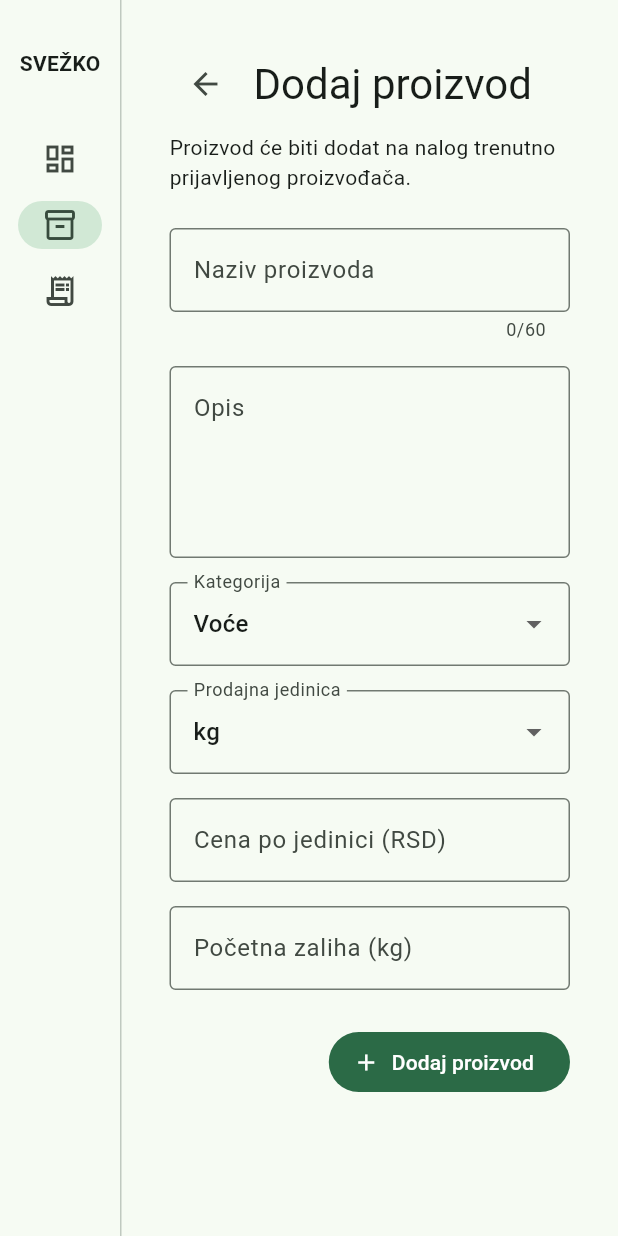
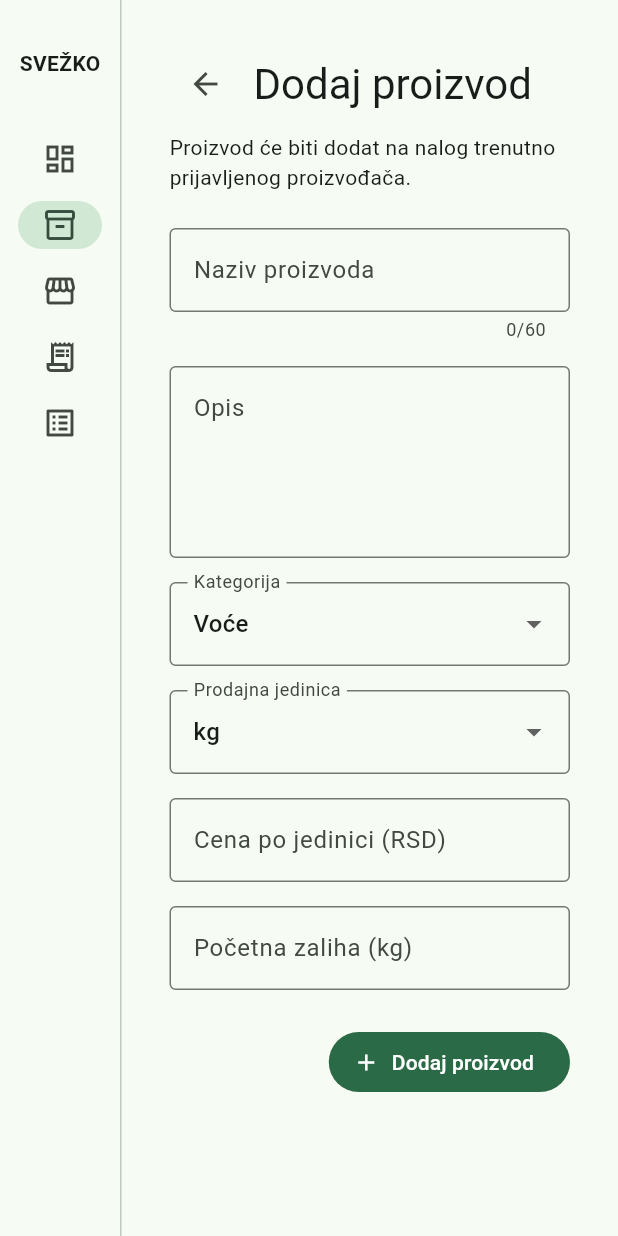
Before and after one commit to Razvoj-multiplatformskih-aplikacija-26/tim-16, a Flutter app: the AddProductScreen screen opened by its route, after a tap on the "arrow back" icon, after a tap on "Dodaj proizvod", on a phone screen of 412 x 824 dp. Run offline on Flutter 3.47's test engine with Material 3 defaults, Android fonts, the phone set to English and light mode, and no system bars; our stand-ins replace bloc, equatable, flutter_bloc, go_router; network calls fail.

Commit message:
finishing backoffice

```diff
--- a/apps/backoffice/lib/router.dart
+++ b/apps/backoffice/lib/router.dart
@@ -18,6 +18,11 @@ final backofficeRouter = GoRouter(
         builder: (_, _) => const DashboardScreen(),
         ),
         GoRoute(
+          path: '/my-products',
+          name: 'my-products',
+          builder: (_, _) => const ProductsScreen(mineOnly: true),
+        ),
+        GoRoute(
           path: '/products',
           name: 'products',
         builder: (_, _) => const ProductsScreen(),
@@ -28,6 +33,11 @@ final backofficeRouter = GoRouter(
           builder: (_, _) => const AddProductScreen(),
         ),
         GoRoute(
+          path: '/my-orders',
+          name: 'my-orders',
+          builder: (_, _) => const OrdersScreen(mineOnly: true),
+        ),
+        GoRoute(
           path: '/orders',
           name: 'orders',
         builder: (_, _) => const OrdersScreen(),
--- a/apps/backoffice/lib/screens/add_product_screen.dart
+++ b/apps/backoffice/lib/screens/add_product_screen.dart
@@ -39,7 +39,7 @@ class _AddProductScreenState extends State<AddProductScreen> {
           ScaffoldMessenger.of(context).showSnackBar(
             const SnackBar(content: Text('Proizvod je dodat u ponudu.')),
           );
-          context.go('/products');
+          context.go('/my-products');
         case RuleViolated(:final error):
           ScaffoldMessenger.of(context).showSnackBar(
             SnackBar(content: Text(_domainMessage(error))),
@@ -62,7 +62,7 @@ class _AddProductScreenState extends State<AddProductScreen> {
             key: _formKey,
             child: ListView(children: [
               Row(children: [
-                IconButton(tooltip: 'Nazad na proizvode', onPressed: () => context.go('/products'), icon: const Icon(Icons.arrow_back)),
+                IconButton(tooltip: 'Nazad na proizvode', onPressed: () => context.go('/my-products'), icon: const Icon(Icons.arrow_back)),
                 const SizedBox(width: 8),
                 Text('Dodaj proizvod', style: Theme.of(context).textTheme.headlineMedium),
               ]),
--- a/apps/backoffice/lib/screens/products_screen.dart
+++ b/apps/backoffice/lib/screens/products_screen.dart
@@ -7,22 +7,35 @@ import 'package:go_router/go_router.dart';
 import '../widgets/shortcut.dart';
 
 class ProductsScreen extends StatelessWidget {
-  const ProductsScreen({super.key});
+  const ProductsScreen({this.mineOnly = false, super.key});
+  final bool mineOnly;
 
   @override
   Widget build(BuildContext context) => Padding(
     padding: const EdgeInsets.all(32),
     child: BlocBuilder<ShopBloc, ShopState>(builder: (context, state) {
       if (state is ShopLoading) return const Center(child: CircularProgressIndicator());
-      if (state is ShopError) return Center(child: Text(state.message));
+      if (state is ShopError) return Center(child: Column(
+        mainAxisSize: MainAxisSize.min,
+        children: [
+          Text(state.message),
+          const SizedBox(height: 12),
+          FilledButton.icon(
+            onPressed: () => context.read<ShopBloc>().add(const LoadShopDataEvent()),
+            icon: const Icon(Icons.refresh),
+            label: const Text('Pokušaj ponovo'),
+          ),
+        ],
+      ));
       if (state is! ShopLoaded) return const Center(child: Text('Nema proizvoda.'));
-      final products = state.products;
+      final userId = context.read<ShopBloc>().currentUser.id;
+      final products = state.products.where((p) => !mineOnly || p.producerId == userId).toList();
       return Column(crossAxisAlignment: CrossAxisAlignment.start, children: [
-        Text('Proizvodi', style: Theme.of(context).textTheme.headlineMedium),
+        Text(mineOnly ? 'Moji proizvodi' : 'Svi proizvodi', style: Theme.of(context).textTheme.headlineMedium),
         const SizedBox(height: 8),
         Row(children: [
           Expanded(child: Text('${products.length} proizvoda u ponudi')),
-          FilledButton.icon(
+          if (mineOnly) FilledButton.icon(
             onPressed: () => context.go('/products/new'),
             icon: const Icon(Icons.add),
             label: const Text('Dodaj proizvod'),
@@ -57,7 +70,7 @@ class ProductsScreen extends StatelessWidget {
                 DataCell(Text(_categoryName(products[i].category))),
                 DataCell(Text('${products[i].price.dinars} RSD / ${_unitName(products[i].unit)}')),
                 DataCell(Text('${products[i].stock.units} ${_unitName(products[i].unit)}')),
-                DataCell(IconButton(tooltip: 'Obriši proizvod', icon: const Icon(Icons.delete_outline), onPressed: () => _deleteProduct(context, products[i]))),
+                DataCell(mineOnly && products[i].producerId == userId ? IconButton(tooltip: 'Obriši proizvod', icon: const Icon(Icons.delete_outline), onPressed: () => _deleteProduct(context, products[i])) : const SizedBox.shrink()),
               ])],
           )),
         ))),
--- a/apps/backoffice/lib/widgets/backoffice_shell.dart
+++ b/apps/backoffice/lib/widgets/backoffice_shell.dart
@@ -3,47 +3,33 @@ import 'package:go_router/go_router.dart';
 
 class BackofficeShell extends StatelessWidget {
   const BackofficeShell({required this.child, super.key});
-
   final Widget child;
 
   static const _destinations = [
     (label: 'Pregled', path: '/', icon: Icons.dashboard_outlined),
-    (label: 'Proizvodi', path: '/products', icon: Icons.inventory_2_outlined),
-    (label: 'Porudžbine', path: '/orders', icon: Icons.receipt_long_outlined),
+    (label: 'Moji proizvodi', path: '/my-products', icon: Icons.inventory_2_outlined),
+    (label: 'Svi proizvodi', path: '/products', icon: Icons.storefront_outlined),
+    (label: 'Moje porudžbine', path: '/my-orders', icon: Icons.receipt_long_outlined),
+    (label: 'Sve porudžbine', path: '/orders', icon: Icons.list_alt_outlined),
   ];
 
   @override
   Widget build(BuildContext context) {
     final location = GoRouterState.of(context).uri.path;
-    final selected = _destinations.indexWhere((item) =>
-        item.path == location || (item.path == '/products' && location.startsWith('/products/')));
+    final selected = _destinations.indexWhere((item) => item.path == location ||
+        (item.path == '/my-products' && location.startsWith('/products/')));
     return Scaffold(
-      body: Row(
-        children: [
+      body: Row(children: [
         NavigationRail(
           extended: MediaQuery.sizeOf(context).width >= 900,
           selectedIndex: selected < 0 ? 0 : selected,
-            onDestinationSelected: (index) =>
-                context.go(_destinations[index].path),
-            leading: const Padding(
-              padding: EdgeInsets.symmetric(vertical: 24),
-              child: Text(
-                'SVEŽKO',
-                style: TextStyle(fontWeight: FontWeight.bold),
-              ),
-            ),
-            destinations: [
-              for (final item in _destinations)
-                NavigationRailDestination(
-                  icon: Icon(item.icon),
-                  label: Text(item.label),
-                ),
-            ],
+          onDestinationSelected: (index) => context.go(_destinations[index].path),
+          leading: const Padding(padding: EdgeInsets.symmetric(vertical: 24), child: Text('SVEŽKO', style: TextStyle(fontWeight: FontWeight.bold))),
+          destinations: [for (final item in _destinations) NavigationRailDestination(icon: Icon(item.icon), label: Text(item.label))],
         ),
         const VerticalDivider(width: 1),
         Expanded(child: child),
-        ],
-      ),
+      ]),
     );
   }
 }
--- a/apps/backoffice/lib/widgets/order_detail_panel.dart
+++ b/apps/backoffice/lib/widgets/order_detail_panel.dart
@@ -10,17 +10,19 @@ class OrderDetailPanel extends StatelessWidget {
     required this.order,
     required this.onChangeStatus,
     required this.onClose,
+    this.canEdit = true,
     super.key,
   });
 
   final Order order;
   final VoidCallback onChangeStatus;
   final VoidCallback onClose;
+  final bool canEdit;
 
   @override
   Widget build(BuildContext context) {
     final theme = Theme.of(context);
-    final canChange = nextStatuses(order.status).isNotEmpty;
+    final canChange = canEdit && nextStatuses(order.status).isNotEmpty;
 
     return Column(
       crossAxisAlignment: CrossAxisAlignment.start,
```
Also changed, not shown: apps/backoffice/lib/screens/orders_screen.dart (+27 -4 lines). Lines whose indentation alone changed are shown as unchanged.
